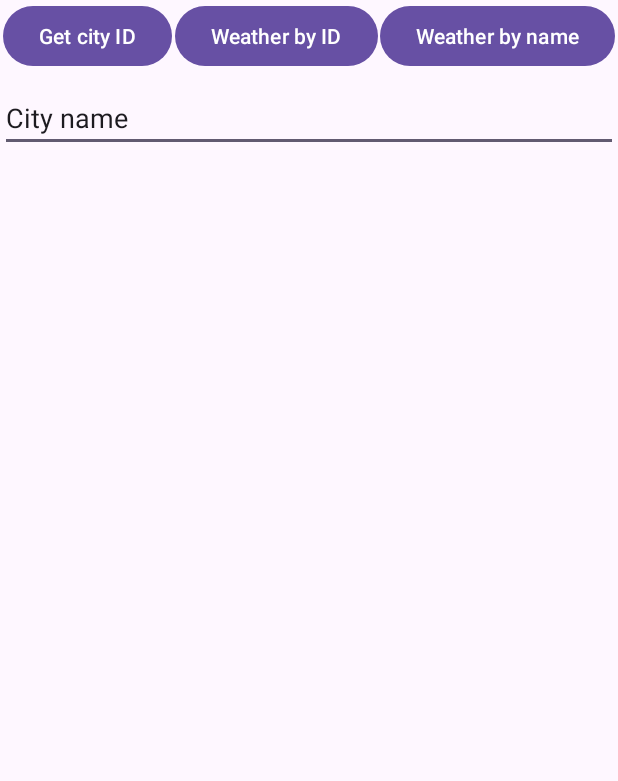
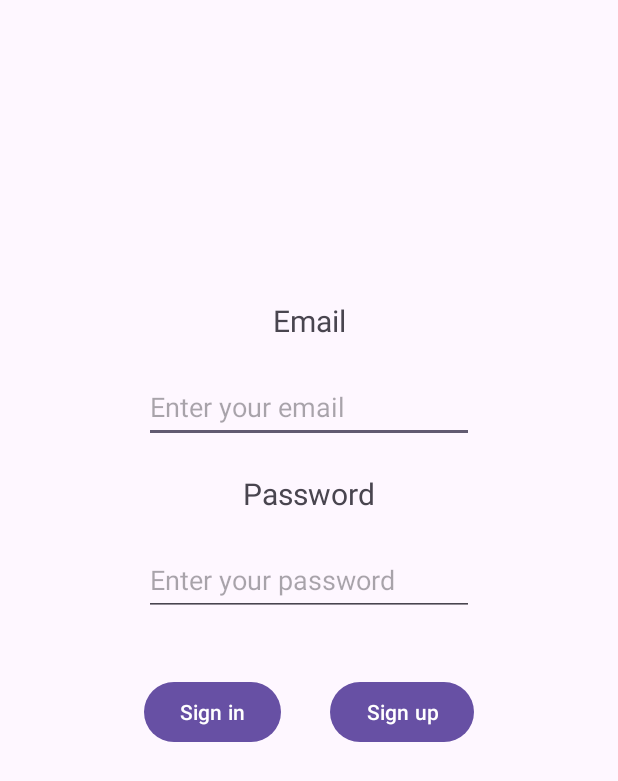
Before and after one commit to sebastianbrzustowicz/Robot-tasker-client, an Android app: the screen it shows after launch (MainActivity), on a phone screen of 412 x 824 dp. Shown: the top 781 px of the screen. Run offline under Robolectric (Android 15) with nearby library versions, the phone set to English and light mode, and no system bars; our stand-ins replace Volley.

Commit message:
adding login view

```diff
--- a/app/src/main/java/com/sebastianbrzustowicz/robottaskerclient/MainActivity.java
+++ b/app/src/main/java/com/sebastianbrzustowicz/robottaskerclient/MainActivity.java
@@ -14,13 +14,20 @@ import com.android.volley.Request;
 import com.android.volley.RequestQueue;
 import com.android.volley.Response;
 import com.android.volley.VolleyError;
+import com.android.volley.toolbox.JsonObjectRequest;
 import com.android.volley.toolbox.StringRequest;
 import com.android.volley.toolbox.Volley;
 
+import org.json.JSONException;
+import org.json.JSONObject;
+
+import java.util.HashMap;
+import java.util.Map;
+
 public class MainActivity extends AppCompatActivity {
 
-    Button btn_getCityID, btn_getWeatherByCityID, btn_getWeatherByCityName;
-    EditText et_dataInput;
+    Button btn_SignIn, btn_SignUp;
+    EditText et_dataInputEmail, et_dataInputPassword;
     ListView lv_weatherReport;
 
     @Override
@@ -29,59 +36,88 @@ public class MainActivity extends AppCompatActivity {
         setContentView(R.layout.activity_main);
 
         // assign values to each control on the layout
-        btn_getCityID = findViewById(R.id.btn_getCityID);
-        btn_getWeatherByCityID = findViewById(R.id.btn_getWeatherByCityID);
-        btn_getWeatherByCityName = findViewById(R.id.btn_getWeatherByCityName);
+        btn_SignIn = findViewById(R.id.btn_SignIn);
+        btn_SignUp = findViewById(R.id.btn_SignUp);
+        //btn_getWeatherByCityName = findViewById(R.id.btn_getWeatherByCityName);
 
-        et_dataInput = findViewById(R.id.et_dataInput);
-        lv_weatherReport = findViewById(R.id.lv_weatherReport);
+        et_dataInputEmail = findViewById(R.id.et_dataInputEmail);
+        et_dataInputPassword = findViewById(R.id.et_dataInputPassword);
+        //lv_weatherReport = findViewById(R.id.lv_weatherReport);
 
         // click listeners for each button
-        btn_getCityID.setOnClickListener(new View.OnClickListener() {
+        btn_SignIn.setOnClickListener(new View.OnClickListener() {
             @Override
             public void onClick(View v) {
 
                 // Instantiate the RequestQueue.
                 RequestQueue queue = Volley.newRequestQueue(MainActivity.this);
 
-                //String url = "http://localhost:8080/rest/user/register";
-                String url = "http://10.0.2.2:8080/rest/vehicle/information?userId=732a2c2e-9fba-11ee-83ae-0242ac110002";
-                //String url = "https://dummyjson.com/products/1";
+                String url = "http://10.0.2.2:8080/rest/user/login";
+
+                // Data to transfer
+                final String email = et_dataInputEmail.getText().toString();
+                final String password = et_dataInputPassword.getText().toString();
+
+                // Prepare JSON object
+                JSONObject requestBody = new JSONObject();
+                try {
+                    requestBody.put("email", email);
+                    requestBody.put("password", password);
+                } catch (JSONException e) {
+                    e.printStackTrace();
+                }
 
                 // Request a string response from the provided URL.
-                StringRequest stringRequest = new StringRequest(Request.Method.GET, url,
+                StringRequest loginRequest = new StringRequest(Request.Method.POST, url,
                         new Response.Listener<String>() {
                             @Override
                             public void onResponse(String response) {
-                                // Display the first 500 characters of the response string.
-                                    Toast.makeText(MainActivity.this, response, Toast.LENGTH_SHORT).show();
+                                // Handle the String response
+                                Toast.makeText(MainActivity.this, response, Toast.LENGTH_SHORT).show();
                             }
-                        }, new Response.ErrorListener() {
+                        },
+                        new Response.ErrorListener() {
+                            @Override
+                            public void onErrorResponse(VolleyError error) {
+                                Log.e("Volley Error", "Error occurred: " + error.toString());
+                            }
+                        }) {
                     @Override
-                    public void onErrorResponse(VolleyError error) {
-                        Log.e("Volley Error", "Error occurred: " + error.toString());
+                    public byte[] getBody() {
+                        // Send data as a string, even if it is actually in JSON form
+                        return requestBody.toString().getBytes();
                     }
-                });
+
+                    @Override
+                    public Map<String, String> getHeaders() {
+                        // Set header Content-Type as application/json
+                        Map<String, String> headers = new HashMap<>();
+                        headers.put("Content-Type", "application/json");
+                        return headers;
+                    }
+                };
 
                 // Add the request to the RequestQueue.
-                queue.add(stringRequest);
+                queue.add(loginRequest);
 
-                // Toast.makeText(MainActivity.this, "Button 1 clicked", Toast.LENGTH_SHORT).show();
             }
         });
 
-        btn_getWeatherByCityID.setOnClickListener(new View.OnClickListener() {
+        btn_SignUp.setOnClickListener(new View.OnClickListener() {
             @Override
             public void onClick(View v) {
-                Toast.makeText(MainActivity.this, "Button 2 clicked", Toast.LENGTH_SHORT).show();
-            }
-        });
+                // Ładuj nowy układ dla widoku rejestracji
+                setContentView(R.layout.activity_signup);
 
-        btn_getWeatherByCityName.setOnClickListener(new View.OnClickListener() {
-            @Override
-            public void onClick(View v) {
-
-                Toast.makeText(MainActivity.this, "You typed " + et_dataInput.getText().toString(), Toast.LENGTH_SHORT).show();
+                // Dodaj obsługę dla przycisku "Back to Login" na nowym układzie
+                Button btn_BackToLogin = findViewById(R.id.btn_BackToLogin);
+                btn_BackToLogin.setOnClickListener(new View.OnClickListener() {
+                    @Override
+                    public void onClick(View v) {
+                        // Po wciśnięciu przycisku "Back to Login" wróć do pierwotnego układu
+                        setContentView(R.layout.activity_main);
+                    }
+                });
             }
         });
 
--- a/app/src/main/res/layout/activity_main.xml
+++ b/app/src/main/res/layout/activity_main.xml
@@ -6,53 +6,71 @@
     android:layout_height="match_parent"
     tools:context=".MainActivity">
 
-    <Button
-        android:id="@+id/btn_getCityID"
+    <EditText
+        android:id="@+id/et_dataInputEmail"
+        android:layout_width="220dp"
+        android:layout_height="wrap_content"
+        android:layout_marginTop="20dp"
+        android:ems="10"
+        android:inputType="text"
+        android:text=""
+        android:hint="Enter your email"
+        android:minHeight="48dp"
+        app:layout_constraintEnd_toEndOf="parent"
+        app:layout_constraintStart_toStartOf="parent"
+        app:layout_constraintTop_toBottomOf="@+id/textViewEmail" />
+
+    <EditText
+        android:id="@+id/et_dataInputPassword"
+        android:layout_width="220dp"
+        android:layout_height="wrap_content"
+        android:layout_marginTop="20dp"
+        android:ems="10"
+        android:inputType="textPassword"
+        android:text=""
+        android:hint="Enter your password"
+        android:minHeight="48dp"
+        app:layout_constraintEnd_toEndOf="parent"
+        app:layout_constraintStart_toStartOf="parent"
+        app:layout_constraintTop_toBottomOf="@+id/textViewPassword" />
+
+    <TextView
+        android:id="@+id/textViewEmail"
         android:layout_width="wrap_content"
         android:layout_height="wrap_content"
-        android:text="Get city ID"
-        app:layout_constraintEnd_toStartOf="@+id/btn_getWeatherByCityID"
+        android:layout_marginTop="200dp"
+        android:text="Email"
+        android:textSize="20sp"
+        app:layout_constraintEnd_toEndOf="parent"
         app:layout_constraintStart_toStartOf="parent"
         app:layout_constraintTop_toTopOf="parent" />
 
-    <Button
-        android:id="@+id/btn_getWeatherByCityID"
+    <TextView
+        android:id="@+id/textViewPassword"
         android:layout_width="wrap_content"
         android:layout_height="wrap_content"
-        android:text="Weather by ID"
-        app:layout_constraintStart_toEndOf="@+id/btn_getCityID"
-        app:layout_constraintEnd_toStartOf="@+id/btn_getWeatherByCityName"
-        app:layout_constraintTop_toTopOf="@+id/btn_getCityID" />
+        android:layout_marginTop="20dp"
+        android:text="Password"
+        android:textSize="20sp"
+        app:layout_constraintEnd_toEndOf="parent"
+        app:layout_constraintStart_toStartOf="parent"
+        app:layout_constraintTop_toBottomOf="@+id/et_dataInputEmail" />
 
     <Button
-        android:id="@+id/btn_getWeatherByCityName"
+        android:id="@+id/btn_SignIn"
         android:layout_width="wrap_content"
         android:layout_height="wrap_content"
-        android:text="Weather by name"
-        app:layout_constraintEnd_toEndOf="parent"
-        app:layout_constraintStart_toEndOf="@+id/btn_getWeatherByCityID"
-        app:layout_constraintTop_toTopOf="@+id/btn_getWeatherByCityID" />
+        android:layout_marginTop="40dp"
+        android:text="Sign in"
+        app:layout_constraintStart_toStartOf="@+id/et_dataInputPassword"
+        app:layout_constraintTop_toBottomOf="@+id/et_dataInputPassword" />
 
-    <EditText
-        android:id="@+id/et_dataInput"
-        android:layout_width="0dp"
+    <Button
+        android:id="@+id/btn_SignUp"
+        android:layout_width="wrap_content"
         android:layout_height="wrap_content"
-        android:layout_marginTop="8dp"
-        android:ems="10"
-        android:inputType="text"
-        android:text="City name"
-        app:layout_constraintEnd_toEndOf="parent"
-        app:layout_constraintHorizontal_bias="1.0"
-        app:layout_constraintStart_toStartOf="parent"
-        app:layout_constraintTop_toBottomOf="@+id/btn_getCityID" />
+        android:text="Sign up"
+        app:layout_constraintEnd_toEndOf="@+id/et_dataInputPassword"
+        app:layout_constraintTop_toTopOf="@+id/btn_SignIn" />
 
-    <ListView
-        android:id="@+id/lv_weatherReport"
-        android:layout_width="391dp"
-        android:layout_height="682dp"
-        android:layout_marginTop="8dp"
-        app:layout_constraintBottom_toBottomOf="parent"
-        app:layout_constraintEnd_toEndOf="parent"
-        app:layout_constraintStart_toStartOf="parent"
-        app:layout_constraintTop_toBottomOf="@+id/et_dataInput" />
 </androidx.constraintlayout.widget.ConstraintLayout>
--- /dev/null
+++ b/app/src/main/res/layout/activity_signup.xml
@@ -0,0 +1,14 @@
+<!-- activity_signup.xml -->
+<RelativeLayout xmlns:android="http://schemas.android.com/apk/res/android"
+    android:layout_width="match_parent"
+    android:layout_height="match_parent">
+
+    <!-- Elementy układu rejestracji -->
+
+    <Button
+        android:id="@+id/btn_BackToLogin"
+        android:layout_width="wrap_content"
+        android:layout_height="wrap_content"
+        android:text="Back to Login" />
+
+</RelativeLayout>
```
